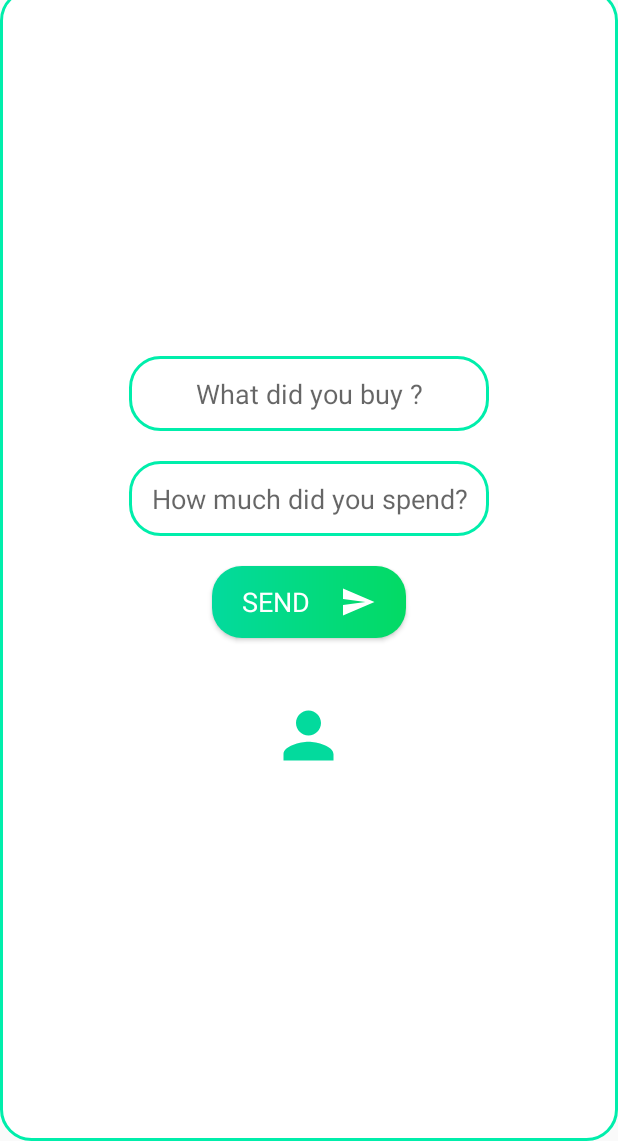
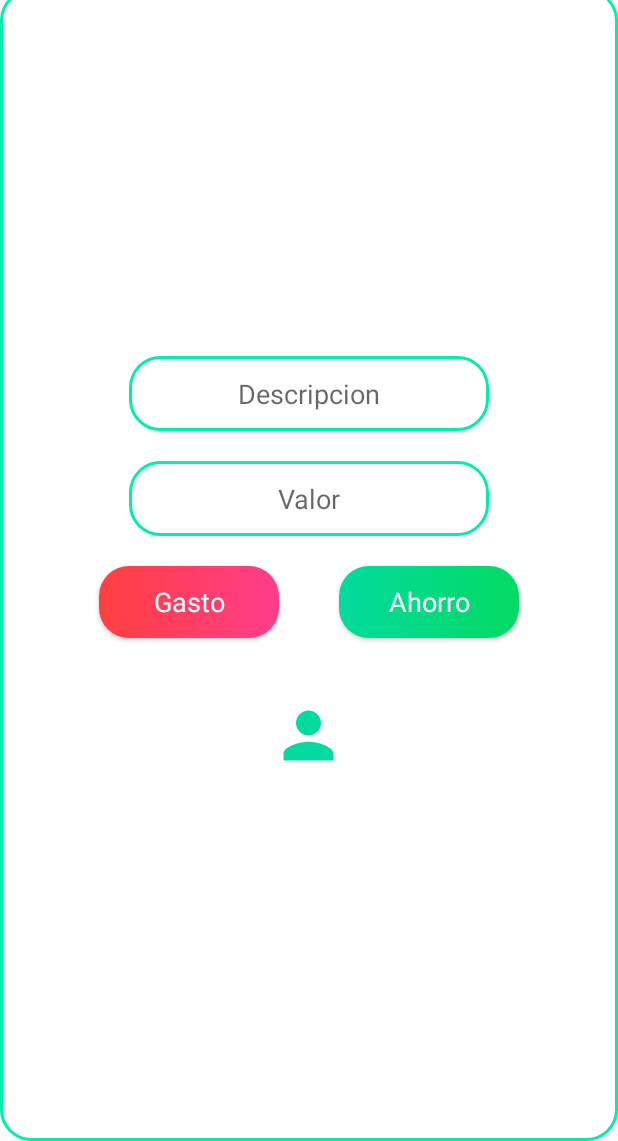
Before and after one commit to FigueroaSergio/appAccounting, an Android app: the screen it shows after launch (MainActivity), on a phone screen of 412 x 824 dp, the part 95-1236 px from its top. Run offline under Robolectric (Android 15) with nearby library versions, the phone set to English and light mode, and no system bars; our stand-ins replace Room's generated code.

```diff
--- a/app/build.gradle
+++ b/app/build.gradle
@@ -11,7 +11,7 @@ android {
         minSdkVersion 16
         targetSdkVersion 30
         versionCode 1
-        versionName "1.0"
+        versionName "1.2"
 
         testInstrumentationRunner "androidx.test.runner.AndroidJUnitRunner"
     }
--- /dev/null
+++ b/app/src/main/res/drawable-v24/shape_btn_expenses.xml
@@ -0,0 +1,14 @@
+<?xml version="1.0" encoding="utf-8"?>
+<shape xmlns:android="http://schemas.android.com/apk/res/android">
+<corners
+    android:radius="20dp"
+    />
+   <gradient
+       android:startColor="@color/colorRed"
+       android:endColor="@color/colorViolet"/>
+    <size android:height="40dp"
+        android:width="80dp"/>
+<padding
+    android:left="20dp"
+    android:right="20dp"/>
+</shape>
--- /dev/null
+++ b/app/src/main/res/drawable/arrow_down.xml
@@ -0,0 +1,5 @@
+<vector android:height="24dp" android:tint="#FF4040"
+    android:viewportHeight="24" android:viewportWidth="24"
+    android:width="24dp" xmlns:android="http://schemas.android.com/apk/res/android">
+    <path android:fillColor="@android:color/white" android:pathData="M7.41,8.59L12,13.17l4.59,-4.58L18,10l-6,6 -6,-6 1.41,-1.41z"/>
+</vector>
--- /dev/null
+++ b/app/src/main/res/drawable/arrow_up.xml
@@ -0,0 +1,5 @@
+<vector android:height="24dp" android:tint="#03DA9D"
+    android:viewportHeight="24" android:viewportWidth="24"
+    android:width="24dp" xmlns:android="http://schemas.android.com/apk/res/android">
+    <path android:fillColor="@android:color/white" android:pathData="M7.41,15.41L12,10.83l4.59,4.58L18,14l-6,-6 -6,6z"/>
+</vector>
--- a/app/src/main/res/layout/activity_main.xml
+++ b/app/src/main/res/layout/activity_main.xml
@@ -2,72 +2,87 @@
 <LinearLayout xmlns:android="http://schemas.android.com/apk/res/android"
     xmlns:app="http://schemas.android.com/apk/res-auto"
     xmlns:tools="http://schemas.android.com/tools"
+    android:id="@+id/mainView"
     android:layout_width="match_parent"
     android:layout_height="match_parent"
-    tools:context=".MainActivity"
-    android:orientation="vertical"
+    android:background="@drawable/shape_btn_false"
 
-    android:id="@+id/mainView"
     android:clickable="true"
     android:focusable="true"
     android:gravity="center"
-    android:background="@drawable/shape_btn_false">
+    android:orientation="vertical"
+    tools:context=".MainActivity">
 
     <EditText
         android:id="@+id/plh_description"
         android:layout_width="@dimen/edtWidth"
         android:layout_height="@dimen/edtHeight"
-        android:maxLength="12"
-        android:gravity="center"
+        android:autofillHints="Nada"
+        android:background="@drawable/shape_btn_false"
 
 
+        android:gravity="center"
+        android:hint="@string/EdtMainDes"
+        android:imeOptions="actionNext"
+        android:inputType="text"
+        android:maxLength="12"
+        android:nextFocusForward="@id/plh_value" />
 
-        android:imeOptions="actionNext"
-        android:nextFocusForward="@id/plh_value"
-        android:background="@drawable/shape_btn_false"
-        android:hint="@string/EdtMainDes"
-        android:autofillHints="Nada"
-        android:inputType="text" />
     <EditText
         android:id="@+id/plh_value"
         android:layout_width="@dimen/edtWidth"
         android:layout_height="@dimen/edtHeight"
-        android:gravity="center"
+        android:layout_marginTop="20dp"
+        android:autofillHints="00"
+
         android:background="@drawable/shape_btn_false"
-
-        android:singleLine="true"
         android:focusable="true"
 
+        android:gravity="center"
         android:hint="@string/EdtMainVaulue"
-        android:maxLength="12"
         android:inputType="number"
-        android:layout_marginTop="20dp"
-        android:autofillHints="00" />
-    <Button
-        android:id="@+id/btn_send"
-        android:layout_width="wrap_content"
+        android:maxLength="7"
+        android:singleLine="true" />
+
+    <LinearLayout
+        android:layout_width="match_parent"
         android:layout_height="wrap_content"
+        android:orientation="horizontal"
+        android:layout_gravity="center"
+        android:gravity="center">
+        <Button
+            android:id="@+id/btn_gasto"
+            style="@style/ok"
+            android:layout_width="120dp"
+            android:layout_height="wrap_content"
+
+            android:layout_margin="20dp"
+            android:background="@drawable/shape_btn_expenses"
+
+            android:drawablePadding="20dp"
+            android:text="@string/btnGasto" />
+        <Button
+        android:id="@+id/btn_ganancia"
+        style="@style/ok"
+        android:layout_width="120dp"
+        android:layout_height="wrap_content"
+
         android:layout_margin="20dp"
+        android:background="@drawable/shape_btn_true"
 
-        android:text="@string/btnSend"
-        android:background="@drawable/shape_btn_true"
-        style="@style/ok"
+        android:drawablePadding="20dp"
+        android:text="@string/btnGanancia" />
+    </LinearLayout>
 
 
 
-        android:drawablePadding="20dp"
-        android:drawableEnd="@drawable/send"
-        android:drawableRight="@drawable/send" />
     <ImageView
         android:id="@+id/myAccount"
         android:layout_width="50dp"
         android:layout_height="50dp"
-        android:src="@drawable/person"
         android:layout_marginTop="20dp"
-        android:contentDescription="@string/persoDes" />
-
-
-
+        android:contentDescription="@string/persoDes"
+        android:src="@drawable/person" />
 
 
 </LinearLayout>
--- a/app/src/main/res/values/colors.xml
+++ b/app/src/main/res/values/colors.xml
@@ -3,4 +3,6 @@
     <color name="colorPrimary">#03DA9D</color>
     <color name="colorPrimaryDark">#03DA64</color>
     <color name="colorAccent">#03DAC5</color>
+    <color name="colorRed">#FF4040</color>
+    <color name="colorViolet">#FF3D8B</color>
 </resources>
--- a/app/src/main/res/values/strings.xml
+++ b/app/src/main/res/values/strings.xml
@@ -1,7 +1,8 @@
 <resources>
     <string name="app_name">Database</string>
-    <string name="EdtMainDes">What did you buy ?</string>
-    <string name="EdtMainVaulue">How much did you spend?</string>
-    <string name="btnSend">SEND</string>
+    <string name="EdtMainDes">Descripcion</string>
+    <string name="EdtMainVaulue">Valor</string>
+    <string name="btnGasto">Gasto</string>
+    <string name="btnGanancia">Ahorro</string>
     <string name="persoDes">Icon dor accs to the Accounts</string>
 </resources>
```
Also changed, not shown: app/src/main/java/myaplicacion/com/database/Accounts.kt (+8 -5 lines), app/src/main/java/myaplicacion/com/database/ListExpenses.kt (+51 -10 lines), app/src/main/java/myaplicacion/com/database/MainActivity.kt (+59 -17 lines), app/src/main/java/myaplicacion/com/database/myListAdapter.kt (+11 -2 lines), app/src/main/res/layout/activity_list_expenses.xml (+26 -22 lines), app/src/main/java/myaplicacion/com/database/utils.kt (line endings or trailing spaces), 3 other files.
